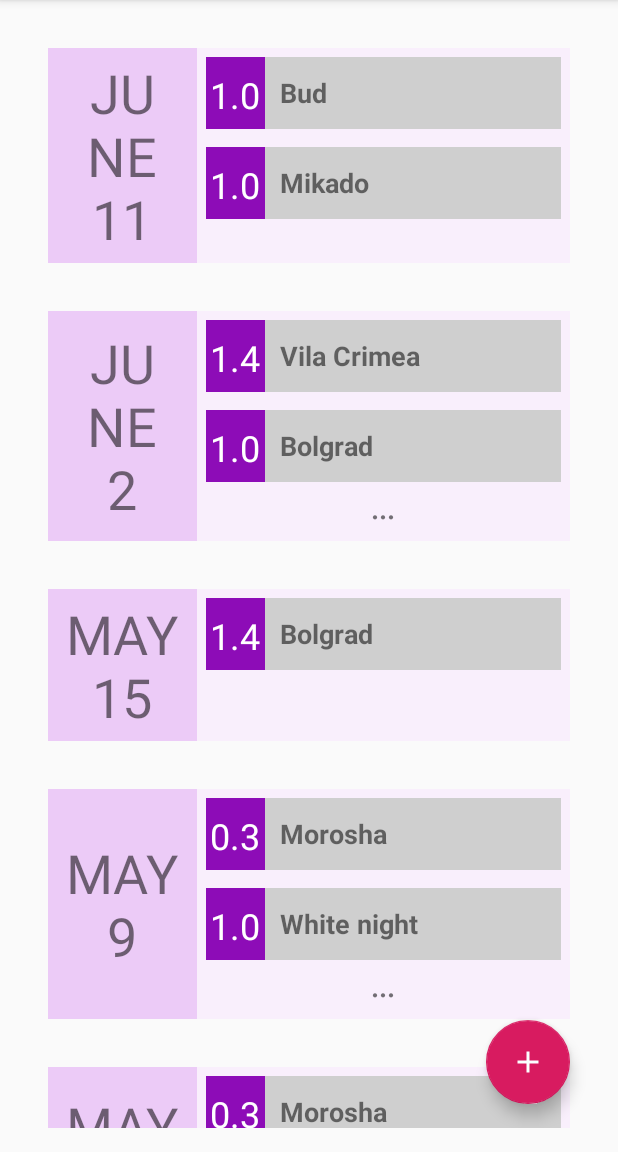
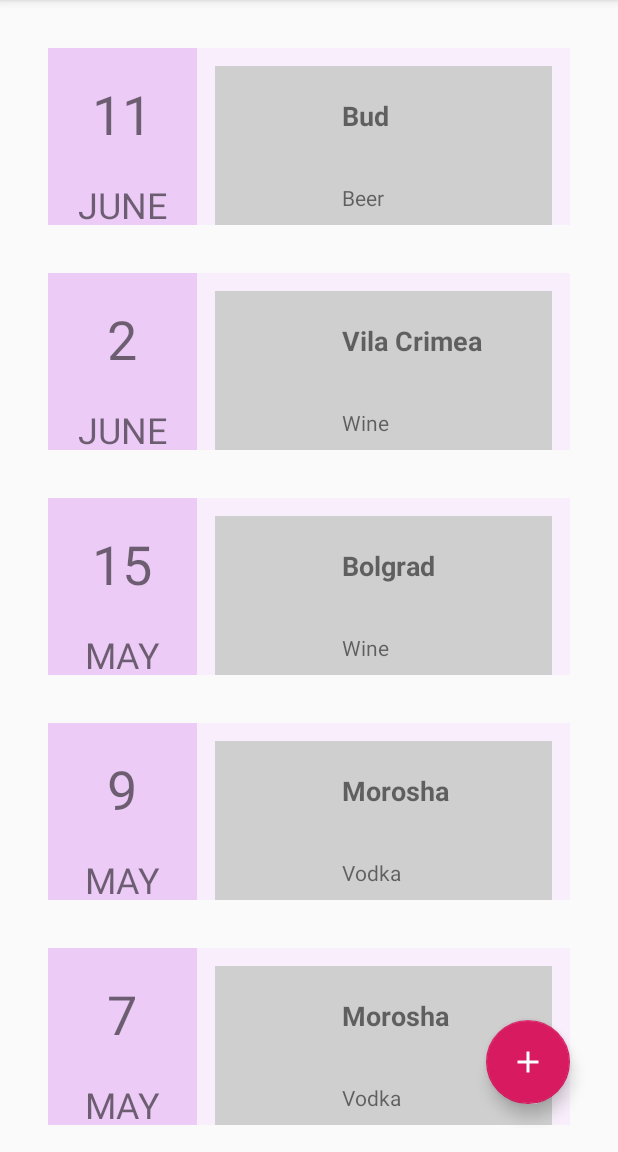
Before and after one commit to Kapibarabanka/AlcoDiary, an Android app: the screen it shows after launch (MainActivity), on a phone screen of 412 x 824 dp, the part 84-1236 px from its top. Run offline under Robolectric (Android 15) with nearby library versions, the phone set to English and light mode, and no system bars.

Commit message:
Little changes

```diff
--- a/app/src/main/java/com/kapibarabanka/alcodiary/calendar/AddDrinkToEventPopUp.kt
+++ b/app/src/main/java/com/kapibarabanka/alcodiary/calendar/AddDrinkToEventPopUp.kt
@@ -24,7 +24,7 @@
         windowManager.defaultDisplay.getMetrics(dm)
 
         val width: Int = (dm.widthPixels * 0.9).toInt()
-        val height: Int = (dm.heightPixels * 0.5).toInt()
+        val height: Int = (dm.heightPixels * 0.8).toInt()
 
         window.setLayout(width, height)
 
--- a/app/src/main/java/com/kapibarabanka/alcodiary/calendar/DrinkInEventListAdapter.kt
+++ b/app/src/main/java/com/kapibarabanka/alcodiary/calendar/DrinkInEventListAdapter.kt
@@ -24,6 +24,28 @@
 }
 
 class DrinkInEventViewHolder(inflater: LayoutInflater, parent: ViewGroup) :
+    RecyclerView.ViewHolder(inflater.inflate(R.layout.list_item_drink_in_event, parent, false)){
+
+    private var typeView: TextView? = null
+    private var nameView: TextView? = null
+    private var amountView: TextView? = null
+
+    init {
+        typeView = itemView.findViewById(R.id.list_drink_type)
+        nameView = itemView.findViewById(R.id.list_drink_name)
+        amountView = itemView.findViewById(R.id.list_drink_amount)
+    }
+
+    fun bind(pair: Pair<Drink, Double>) {
+        val drink = pair.first
+        val amount = pair.second
+        typeView?.text = drink.type.toString()
+        nameView?.text = drink.name
+        amountView?.text = amount.toString()
+    }
+}
+
+class DrinkInEventPreViewHolder(inflater: LayoutInflater, parent: ViewGroup) :
     RecyclerView.ViewHolder(inflater.inflate(R.layout.list_item_in_event_preview, parent, false)){
 
     private var typeView: TextView? = null
--- a/app/src/main/java/com/kapibarabanka/alcodiary/calendar/EventInfoPopUp.kt
+++ b/app/src/main/java/com/kapibarabanka/alcodiary/calendar/EventInfoPopUp.kt
@@ -23,7 +23,7 @@
         windowManager.defaultDisplay.getMetrics(dm)
 
         val width: Int = (dm.widthPixels * 0.9).toInt()
-        val height: Int = (dm.heightPixels * 0.7).toInt()
+        val height: Int = (dm.heightPixels * 0.8).toInt()
 
         window.setLayout(width, height)
 
--- a/app/src/main/java/com/kapibarabanka/alcodiary/calendar/EventsListAdapter.kt
+++ b/app/src/main/java/com/kapibarabanka/alcodiary/calendar/EventsListAdapter.kt
@@ -1,5 +1,6 @@
 package com.kapibarabanka.alcodiary.calendar
 
+import android.annotation.SuppressLint
 import android.support.v7.widget.LinearLayoutManager
 import android.support.v7.widget.RecyclerView
 import android.view.LayoutInflater
@@ -30,18 +31,19 @@
     RecyclerView.ViewHolder(inflater.inflate(R.layout.list_item_event, parent, false)), View.OnClickListener {
 
     private var numberView: TextView? = null
+    private var monthView: TextView? = null
     private var drinksRecyclerView: RecyclerView? = null
-    private var dotsView : TextView? = null
 
     init {
         numberView = itemView.findViewById(R.id.list_event_number)
+        monthView = itemView.findViewById(R.id.list_event_month)
         drinksRecyclerView = itemView.findViewById(R.id.eventDrinksRecyclerView)
-        dotsView = itemView.findViewById(R.id.dotsText)
         itemView.setOnClickListener(this)
     }
 
     fun bind(event: Event) {
-        numberView?.text = event.date.month.toString() + " " + event.date.dayOfMonth.toString()
+        numberView?.text = event.date.dayOfMonth.toString()
+        monthView?.text = event.date.month.toString()
         val drinks = getDrinks(event)
         drinksRecyclerView?.apply {
             layoutManager = LinearLayoutManager(itemView.context)
@@ -55,10 +57,8 @@
 
     private fun getDrinks(event: Event): MutableList<Pair<Drink, Double>> {
         if (event.drinks.count() <= 2) {
-            dotsView?.visibility = View.GONE
             return event.drinks
         }
-        dotsView?.visibility = View.VISIBLE
         return event.drinks.slice(0..1).toMutableList()
     }
 }
--- a/app/src/main/java/com/kapibarabanka/alcodiary/calendar/SaveEventPopUp.kt
+++ b/app/src/main/java/com/kapibarabanka/alcodiary/calendar/SaveEventPopUp.kt
@@ -30,7 +30,7 @@
         windowManager.defaultDisplay.getMetrics(dm)
 
         val width: Int = (dm.widthPixels * 0.9).toInt()
-        val height: Int = (dm.heightPixels * 0.7).toInt()
+        val height: Int = (dm.heightPixels * 0.8).toInt()
 
         window.setLayout(width, height)
 
--- a/app/src/main/java/com/kapibarabanka/alcodiary/drinks/Drink.kt
+++ b/app/src/main/java/com/kapibarabanka/alcodiary/drinks/Drink.kt
@@ -2,7 +2,6 @@
 
 import java.io.Serializable
 
-class Drink(var name: String, var type: DrinkType, ratingInit: Float, var comment: String = "") : Serializable {
+class Drink(var name: String, var type: DrinkType, var rating: Float, var comment: String = "") : Serializable {
     var alcoholVolume: Double = type.defaultAlco
-    var rating : Float = ratingInit    // This value will be updated, when user rates drink
 }
--- a/app/src/main/res/layout/list_item_event.xml
+++ b/app/src/main/res/layout/list_item_event.xml
@@ -2,7 +2,7 @@
 <LinearLayout xmlns:android="http://schemas.android.com/apk/res/android"
         xmlns:tools="http://schemas.android.com/tools"
         android:layout_width="match_parent"
-        android:layout_height="wrap_content"
+        android:layout_height="150dp"
         android:layout_gravity="center_horizontal"
         android:orientation="vertical"
         android:padding="16dp">
@@ -11,18 +11,36 @@
             android:layout_width="match_parent"
             android:layout_height="match_parent"
             android:background="#F9EFFC"
-            android:orientation="horizontal">
+            android:orientation="horizontal"
+            android:weightSum="7">
 
-        <TextView
-                android:id="@+id/list_event_number"
+        <LinearLayout
                 android:layout_width="0dp"
                 android:layout_height="match_parent"
                 android:layout_weight="2"
                 android:background="#ECCBF7"
-                android:gravity="center_horizontal|center_vertical"
-                android:padding="5sp"
-                android:text="Number"
-                android:textSize="36sp" />
+                android:orientation="vertical"
+                android:weightSum="4">
+
+            <TextView
+                    android:id="@+id/list_event_number"
+                    android:layout_width="match_parent"
+                    android:layout_height="0dp"
+                    android:layout_weight="3"
+                    android:gravity="center_horizontal|center_vertical"
+                    android:padding="5sp"
+                    android:text="Number"
+                    android:textSize="36sp" />
+
+            <TextView
+                    android:id="@+id/list_event_month"
+                    android:layout_width="match_parent"
+                    android:layout_height="0dp"
+                    android:layout_weight="1"
+                    android:gravity="center"
+                    android:text="month"
+                    android:textSize="24sp" />
+        </LinearLayout>
 
         <LinearLayout
                 android:layout_width="0dp"
@@ -40,15 +58,6 @@
 
             </android.support.v7.widget.RecyclerView>
 
-            <TextView
-                    android:id="@+id/dotsText"
-                    android:layout_width="wrap_content"
-                    android:layout_height="wrap_content"
-                    android:layout_gravity="center_horizontal|top"
-                    android:gravity="center_horizontal|top"
-                    android:text="⋅⋅⋅"
-                    android:textSize="24sp" />
-
         </LinearLayout>
 
     </LinearLayout>
```
